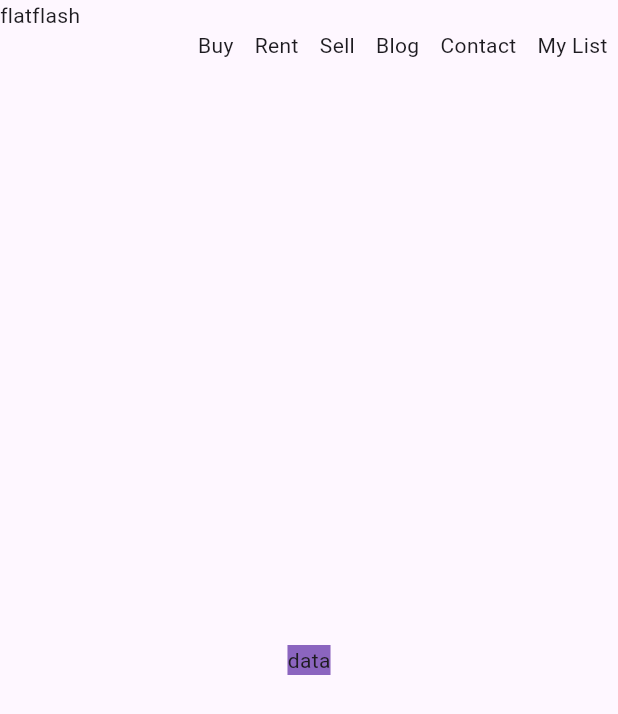
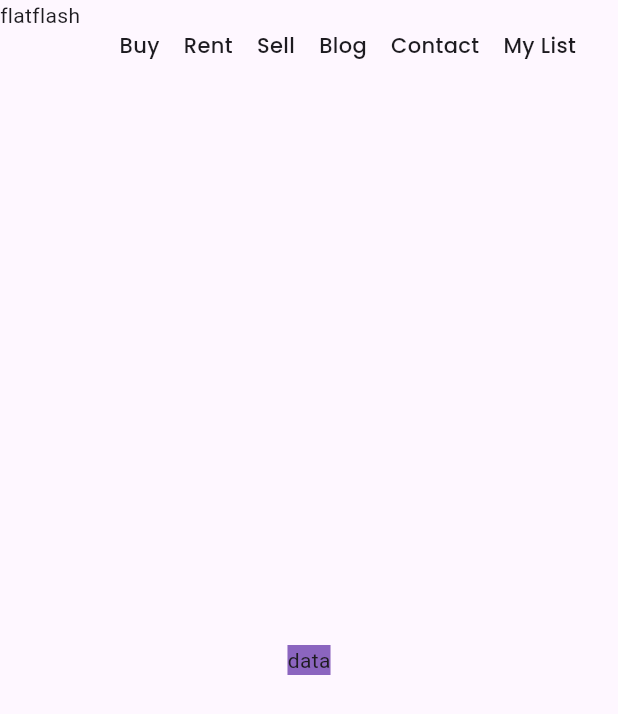
Before and after one commit to Luismi74/Real-Estate-Website-Mockup-Flutter, a Flutter app: the screen it shows after launch, on a phone screen of 412 x 824 dp. Shown: the top 714 px of the screen. Run offline on Flutter 3.47's test engine with Material 2 defaults, Android fonts, the phone set to English and light mode, and no system bars; our stand-ins replace google_fonts.

Commit message:
adding appbar menu item

```diff
--- a/real_estate_app/lib/homepage.dart
+++ b/real_estate_app/lib/homepage.dart
@@ -19,23 +19,14 @@ class _MainPageState extends State<MainPage> {
           Row(
             mainAxisAlignment: MainAxisAlignment.spaceAround,
             children: [
-              sevenLTR(
-                const Text('Buy'),
-              ),
-              sevenLTR(
-                const Text('Rent'),
-              ),
-              sevenLTR(
-                const Text('Sell'),
-              ),
-              sevenLTR(
-                const Text('Blog'),
-              ),
-              sevenLTR(
-                const Text('Contact'),
-              ),
-              sevenLTR(
-                const Text('My List'),
+              navbarMenuItem('Buy'),
+              navbarMenuItem('Rent'),
+              navbarMenuItem('Sell'),
+              navbarMenuItem('Blog'),
+              navbarMenuItem('Contact'),
+              Padding(
+                padding: const EdgeInsets.only(right: 20),
+                child: navbarMenuItem('My List'),
               ),
             ],
           )
--- a/real_estate_app/lib/styles/constants.dart
+++ b/real_estate_app/lib/styles/constants.dart
@@ -1,8 +1,12 @@
 import 'package:flutter/material.dart';
+import 'package:google_fonts/google_fonts.dart';
 
-Padding sevenLTR(Widget child) {
+Padding navbarMenuItem(String title) {
   return Padding(
-    padding: const EdgeInsets.only(left: 7, right: 7, top: 5),
-    child: child,
+    padding: const EdgeInsets.only(left: 8, right: 8, top: 5),
+    child: Text(
+      title,
+      style: GoogleFonts.poppins(fontWeight: FontWeight.w500, fontSize: 14),
+    ),
   );
 }
--- a/real_estate_app/pubspec.yaml
+++ b/real_estate_app/pubspec.yaml
@@ -9,6 +9,7 @@ environment:
 dependencies:
   flutter:
     sdk: flutter
+  google_fonts: ^5.1.0
 
 dev_dependencies:
   flutter_test:
```
Also changed, not shown: 3 other files.
